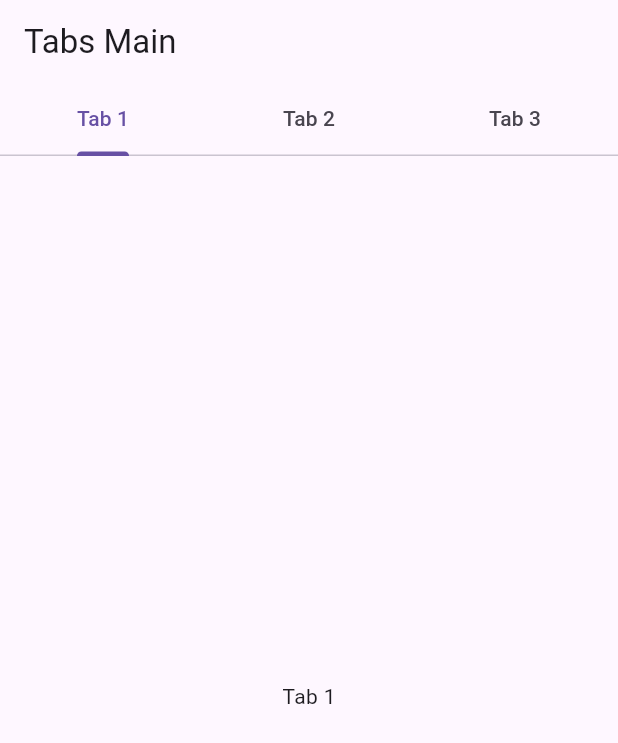
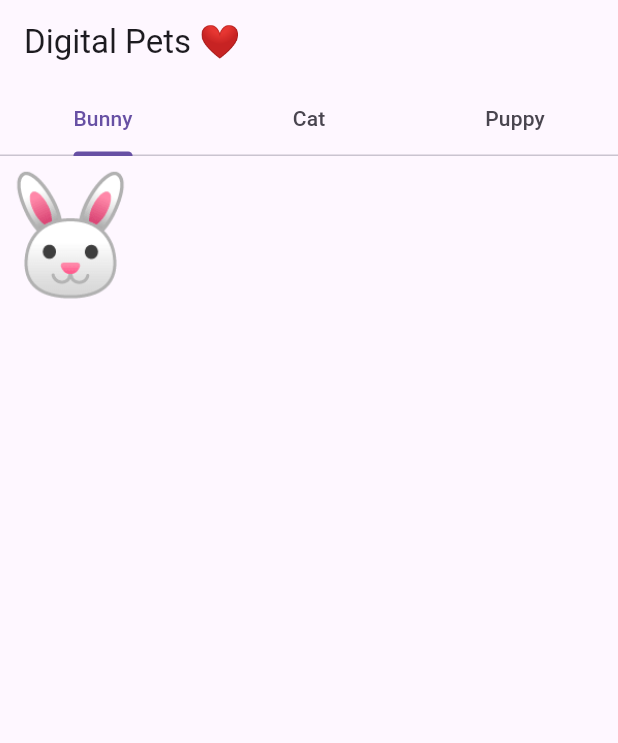
Before and after one commit to llaiza12/digital_pet_app, a Flutter app: the screen it shows after launch, on a phone screen of 412 x 824 dp. Shown: the top 743 px of the screen. Run offline on Flutter 3.47's test engine with Material 3 defaults, Android fonts, the phone set to English and light mode, and no system bars.

Commit message:
Updated each tab to have a pet

```diff
--- a/lib/main.dart
+++ b/lib/main.dart
@@ -59,12 +59,12 @@ class __TabsNonScrollableDemoState extends State<_TabsNonScrollableDemo>
 
   @override
   Widget build(BuildContext context) {
-    final tabs = ['Tab 1', 'Tab 2', 'Tab 3'];
+    final tabs = ['Bunny', 'Cat', 'Puppy'];
 
     return Scaffold(
       appBar: AppBar(
         automaticallyImplyLeading: false,
-        title: Text('Tabs Main'),
+        title: Text('Digital Pets ❤️'),
         bottom: TabBar(
           controller: _tabController,
           isScrollable: false,
@@ -75,7 +75,11 @@ class __TabsNonScrollableDemoState extends State<_TabsNonScrollableDemo>
       ),
       body: TabBarView(
         controller: _tabController,
-        children: tabs.map((tab) => Center(child: Text(tab))).toList(),
+        children: [
+          Text('🐰', style: TextStyle(fontSize: 75)),
+          Text('🐱', style: TextStyle(fontSize: 75)),
+          Text('🐶', style: TextStyle(fontSize: 75))
+        ],
       ),
     );
   }
```
